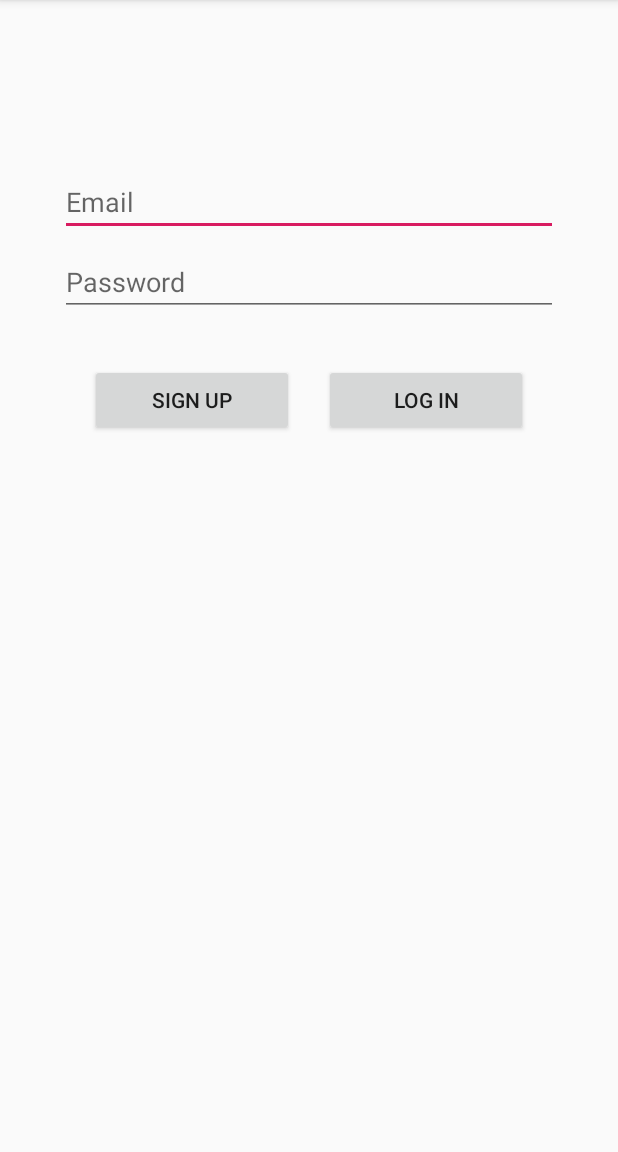
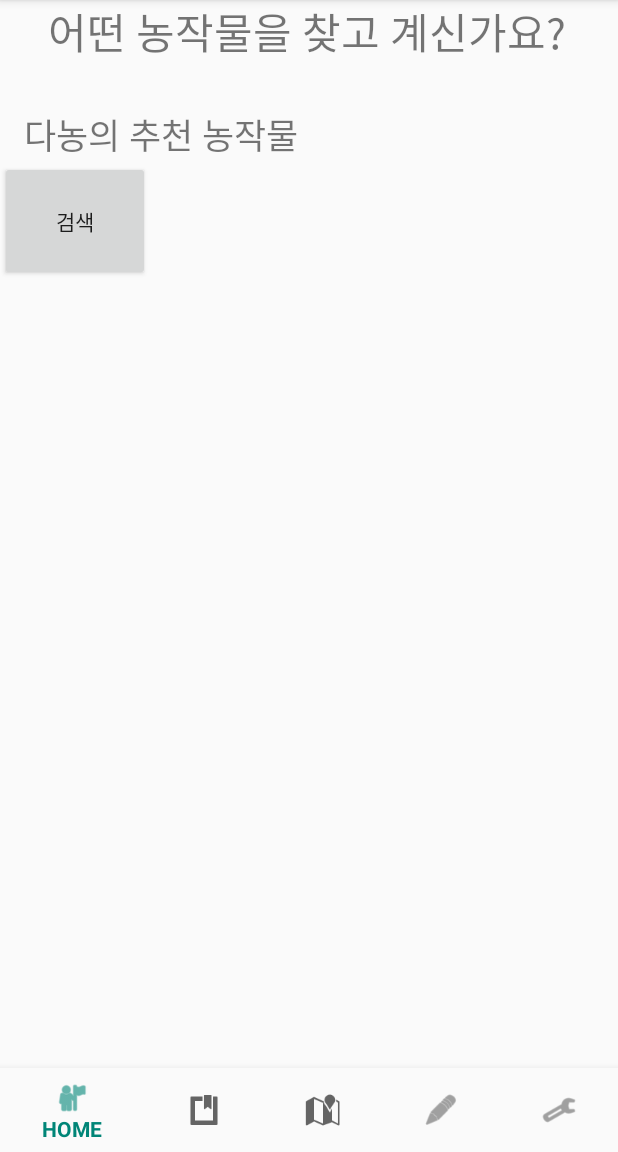
Before and after one commit to CSID-DGU/2019-2-CCD-Dongguk-4, an Android app: the screen it shows after launch (TEMPLoginActivity before the commit, MainActivity after it), on a phone screen of 412 x 824 dp, the part 84-1236 px from its top. Run offline under Robolectric (Android 15) with nearby library versions, the phone set to English and light mode, and no system bars; our stand-ins replace Firebase (no records; nobody signed in at launch, a user with empty details on screens opened directly); libraries missing offline, so code that uses them is left out: io.opencensus.tags.

Commit message:
검색Test용 추가

```diff
--- a/app/src/main/java/com/example/net_danong/MainActivity.java
+++ b/app/src/main/java/com/example/net_danong/MainActivity.java
@@ -13,6 +13,7 @@ import com.google.android.gms.tasks.OnFailureListener;
 import com.google.android.gms.tasks.OnSuccessListener;
 import com.google.android.gms.tasks.Task;
 import com.google.firebase.auth.FirebaseAuth;
+import com.google.firebase.auth.FirebaseUser;
 import com.google.firebase.firestore.DocumentReference;
 import com.google.firebase.firestore.FirebaseFirestore;
 import com.google.firebase.firestore.QueryDocumentSnapshot;
@@ -45,12 +46,16 @@ public class MainActivity extends AppCompatActivity {
     private Menu4Fragment menu4Fragment = new Menu4Fragment();
     private Menu5Fragment menu5Fragment = new Menu5Fragment();
 
+    private static final String TAG = "DocSnippets";
+
     @Override
     protected void onCreate(Bundle savedInstanceState) {
         super.onCreate(savedInstanceState);
         setContentView(R.layout.activity_main);
-        Intent intent = new Intent(this, TEMPLoginActivity.class);
-        startActivity(intent);/*
+        //Intent intent = new Intent(this, TEMPLoginActivity.class);
+        //startActivity(intent);/*
+
+
         //첫 화면 지정 (menu1페이지)
         FragmentTransaction transaction = fragmentManager.beginTransaction();
         transaction.replace(R.id.frame_layout, menu1Fragment).commitAllowingStateLoss();
@@ -59,7 +64,8 @@ public class MainActivity extends AppCompatActivity {
         bottomNavigationView.setOnNavigationItemSelectedListener(new ItemSelectedListener());
 
         db = FirebaseFirestore.getInstance();
-*/
+        searchDB("토마토");
+//*/
 /* 테스트데이터 추가 11/06 5:04 am
         addNewUsers("ps5f1868", Arrays.asList("충북 영동군 영동읍 상가 1길 6-7", "36.1823534", "127.8632923"), "1");
         addNewUsers("tbfxdn80", Arrays.asList("전북 임실군 덕치면 일중리", "35.4928087", "127.1220321"), "2");
@@ -84,6 +90,25 @@ public class MainActivity extends AppCompatActivity {
 */
 
 
+    }
+
+    //db테스트용 검색쿼리
+    private void searchDB(String productName) {
+        db.collection("product")
+                .whereEqualTo("pdtName", productName)
+                .get()
+                .addOnCompleteListener(new OnCompleteListener<QuerySnapshot>() {
+                    @Override
+                    public void onComplete(@NonNull Task<QuerySnapshot> task) {
+                        if (task.isSuccessful()) {
+                            for (QueryDocumentSnapshot document : task.getResult()) {
+                                Log.d(TAG, document.getId() + " => " + document.getData());
+                            }
+                        } else {
+                            Log.d(TAG, "Error getting documents: ", task.getException());
+                        }
+                    }
+                });
     }
 
     //새로운 유저 등록, 추후에 가입/로그인 구현 후 document 이름  docNum -> uid로 변경
@@ -141,6 +166,7 @@ public class MainActivity extends AppCompatActivity {
                 case R.id.navigation_menu5: {
                     transaction.replace(R.id.frame_layout, menu5Fragment).commitAllowingStateLoss();
                     break;
+                    //if문걸어서 여기서 아예 처리
                 }
             }
             return true;
--- a/app/src/main/java/com/example/net_danong/Menu1Fragment.java
+++ b/app/src/main/java/com/example/net_danong/Menu1Fragment.java
@@ -5,14 +5,87 @@ import androidx.annotation.Nullable;
 import androidx.annotation.NonNull;
 //import android.support.annotation.NonNull;
 //import android.support.annotation.Nullable;
+import android.util.Log;
 import android.view.LayoutInflater;
 import android.view.View;
 import android.view.ViewGroup;
+import android.widget.AdapterView;
+import android.widget.Button;
+import android.widget.ListView;
+import android.widget.Toast;
 
 import androidx.fragment.app.Fragment;
+import androidx.fragment.app.FragmentTransaction;
 
+
+import com.google.android.gms.tasks.OnCompleteListener;
+import com.google.android.gms.tasks.Task;
+import com.google.android.material.bottomnavigation.BottomNavigationView;
+import com.google.firebase.firestore.DocumentReference;
+import com.google.firebase.firestore.DocumentSnapshot;
+import com.google.firebase.firestore.FirebaseFirestore;
+import com.google.firebase.firestore.FirebaseFirestoreSettings;
+import com.google.firebase.firestore.QueryDocumentSnapshot;
+import com.google.firebase.firestore.QuerySnapshot;
+import android.view.View.OnClickListener;
+
+import java.io.IOException;
+import java.lang.reflect.Type;
+import java.util.ArrayList;
+
+//검색 관련해서 임시로 추가
 public class Menu1Fragment extends Fragment {
+
+    Button btn;
+    private static ArrayList<Type> mArrayList = new ArrayList<>();
+
+    //firestore 연동
+    private FirebaseFirestore db;
+    private static final String TAG = "DocSnippets";
+//    public void onCreate(Bundle savedInstanceState) {
+//        super.onCreate(savedInstanceState);
+//        db = FirebaseFirestore.getInstance();
+//        FirebaseFirestoreSettings settings = new FirebaseFirestoreSettings.Builder()
+//                .setTimestampsInSnapshotsEnabled(true)
+//                .build();
+//        db.setFirestoreSettings(settings);
+//    }
+
     public View onCreateView(@NonNull LayoutInflater inflater, @Nullable ViewGroup container, @Nullable Bundle savedInstanceState) {
-        return inflater.inflate(R.layout.fragment_menu1, container, false);
+        View v = inflater.inflate(R.layout.fragment_menu1, container, false);
+
+        btn = (Button)v.findViewById(R.id.button1);
+        // btn.setOnClickListener(this);
+
+        return v;
+    }
+
+    //검색쿼리
+    private void searchDB() {
+        db.collection("product")
+                .whereEqualTo("pdtName", "토마토")
+                .get()
+                .addOnCompleteListener(new OnCompleteListener<QuerySnapshot>() {
+                    @Override
+                    public void onComplete(@NonNull Task<QuerySnapshot> task) {
+                        if (task.isSuccessful()) {
+                            for (QueryDocumentSnapshot document : task.getResult()) {
+                                Log.d(TAG, document.getId() + " => " + document.getData());
+                            }
+                        } else {
+                            Log.d(TAG, "Error getting documents: ", task.getException());
+                        }
+                    }
+                });
+    }
+    //EditText랑 연결. Map?List?에 저장 후 다시 연동,,
+
+    //온클릭 이벤트
+    public void onClick(View v) {
+        switch (v.getId()) {
+            case R.id.button1:
+                searchDB();
+                break;
+        }
     }
 }
--- a/app/src/main/java/com/example/net_danong/TEMPLoginActivity.java
+++ b/app/src/main/java/com/example/net_danong/TEMPLoginActivity.java
@@ -20,6 +20,8 @@ import com.google.firebase.auth.FirebaseAuth;
 import com.google.firebase.auth.FirebaseAuthInvalidCredentialsException;
 import com.google.firebase.auth.FirebaseAuthInvalidUserException;
 import com.google.firebase.auth.FirebaseUser;
+
+import androidx.fragment.app.Fragment;
 
 public class TEMPLoginActivity extends AppCompatActivity implements  GoogleApiClient.OnConnectionFailedListener{
 
@@ -103,7 +105,8 @@ public class TEMPLoginActivity extends AppCompatActivity implements  GoogleApiCl
                     Toast.makeText(TEMPLoginActivity.this, "로그인 성공" + "/" + currentUser.getEmail() + "/" + currentUser.getUid() ,Toast.LENGTH_SHORT).show();
 
                     startActivity(new Intent(TEMPLoginActivity.this, MainActivity.class));
-                    finish();
+
+                  //  finish();
                 }
 
             }
--- a/app/src/main/res/layout/fragment_menu1.xml
+++ b/app/src/main/res/layout/fragment_menu1.xml
@@ -52,4 +52,14 @@
 <!--        />-->
 
 
+    //검색 관련 추가 -다은
+
+    <Button
+        android:id="@+id/button1"
+        android:layout_width="100dp"
+        android:layout_height="80dp"
+        android:text="검색" />
+
+
+
 </LinearLayout>
--- a/app/src/main/res/layout/temp_activity_login.xml
+++ b/app/src/main/res/layout/temp_activity_login.xml
@@ -1,5 +1,6 @@
 <?xml version="1.0" encoding="utf-8"?>
-<androidx.constraintlayout.widget.ConstraintLayout xmlns:android="http://schemas.android.com/apk/res/android"
+<LinearLayout xmlns:android="http://schemas.android.com/apk/res/android"
+    android:orientation="vertical"
     xmlns:app="http://schemas.android.com/apk/res-auto"
     xmlns:tools="http://schemas.android.com/tools"
     android:id="@+id/container"
@@ -11,9 +12,21 @@
     android:paddingBottom="@dimen/activity_vertical_margin"
     tools:context=".TEMPLoginActivity">
 
+<!--<androidx.constraintlayout.widget.ConstraintLayout xmlns:android="http://schemas.android.com/apk/res/android"-->
+<!--    xmlns:app="http://schemas.android.com/apk/res-auto"-->
+<!--    xmlns:tools="http://schemas.android.com/tools"-->
+<!--    android:id="@+id/container"-->
+<!--    android:layout_width="match_parent"-->
+<!--    android:layout_height="match_parent"-->
+<!--    android:paddingLeft="@dimen/activity_horizontal_margin"-->
+<!--    android:paddingTop="@dimen/activity_vertical_margin"-->
+<!--    android:paddingRight="@dimen/activity_horizontal_margin"-->
+<!--    android:paddingBottom="@dimen/activity_vertical_margin"-->
+<!--    tools:context=".TEMPLoginActivity">-->
+
     <EditText
         android:id="@+id/et_eamil"
-        android:layout_width="0dp"
+        android:layout_width="300dp"
         android:layout_height="wrap_content"
         android:layout_marginStart="24dp"
         android:layout_marginTop="96dp"
@@ -28,7 +41,7 @@
 
     <EditText
         android:id="@+id/et_password"
-        android:layout_width="0dp"
+        android:layout_width="300dp"
         android:layout_height="wrap_content"
         android:layout_marginStart="24dp"
         android:layout_marginTop="8dp"
@@ -44,7 +57,7 @@
         app:layout_constraintTop_toBottomOf="@+id/et_eamil" />
 
     <LinearLayout
-        android:layout_width="0dp"
+        android:layout_width="wrap_content"
         android:layout_height="wrap_content"
         android:layout_marginStart="24dp"
         android:layout_marginTop="32dp"
@@ -98,4 +111,6 @@
         android:layout_width="wrap_content"
         android:layout_height="wrap_content"
         app:barrierDirection="left" />
-</androidx.constraintlayout.widget.ConstraintLayout>
+
+<!--</androidx.constraintlayout.widget.ConstraintLayout>-->
+</LinearLayout>
```
